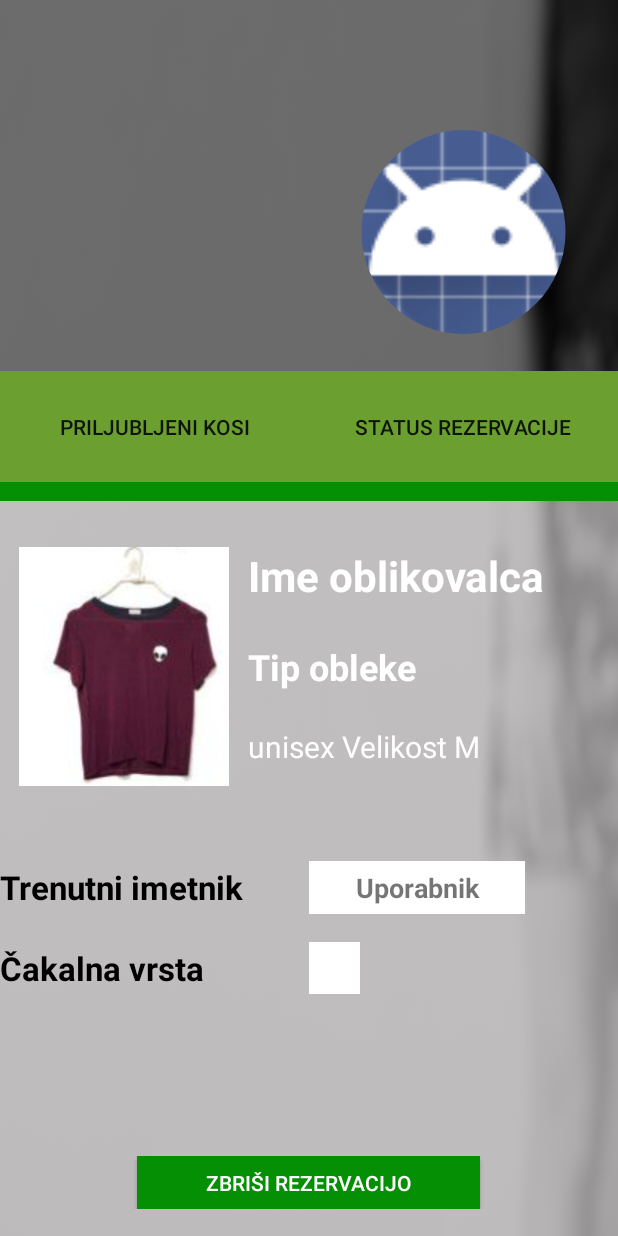
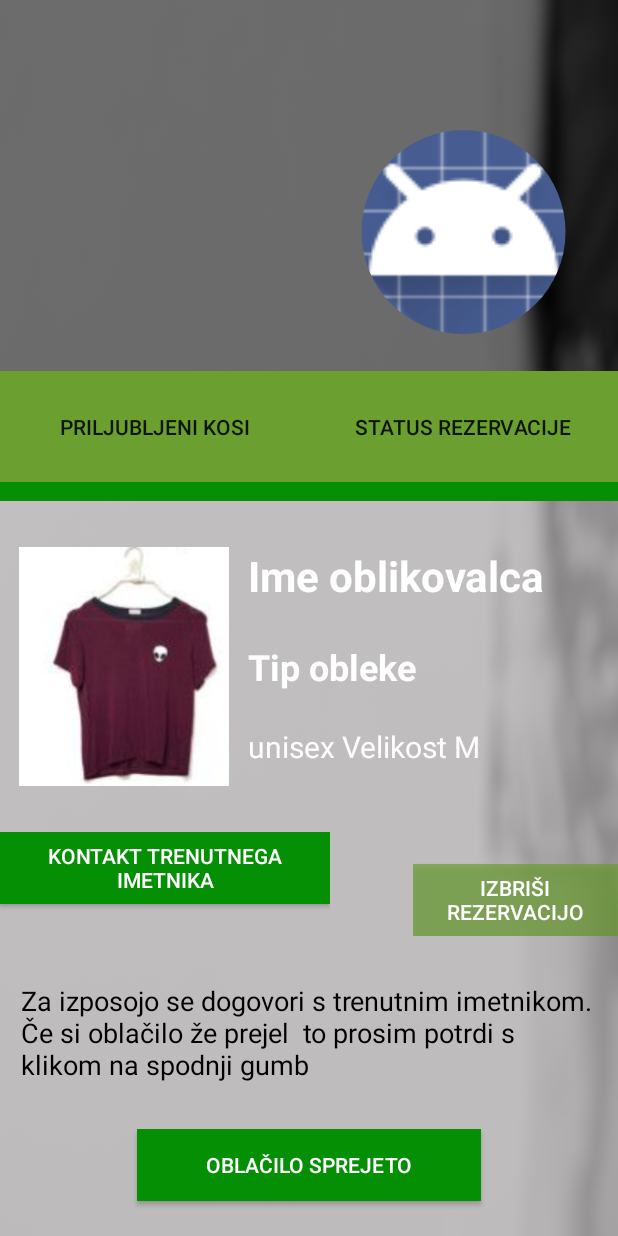
Before and after one commit to HarejJ/tshm_android, an Android app: the layout fragment_user_profile.xml on its own in the app's theme, with its tools: preview values and no code run, on a phone screen of 412 x 824 dp. Run offline under Robolectric (Android 15) with nearby library versions, the phone set to English and light mode, and no system bars.

Commit message:
izbris rezervacije popravek

```diff
--- a/app/src/main/java/com/example/nejc/tshm/UserProfileFragment.java
+++ b/app/src/main/java/com/example/nejc/tshm/UserProfileFragment.java
@@ -46,7 +46,7 @@ public class UserProfileFragment extends Fragment implements AsyncResponse {
     private LinearLayout withoutReservation,reservation,popular;
     private LinearLayout statusRezervacijeLL, statusOblacilaLL, statusOddanoLL, statusSprejetoLL;
     private Button galleryBtn,statusBtn,popularBtn,kontaktImetnika,kontaktPrejemnika;
-    private Button sprejemOblacila,oddajaOblacila,izbrisiRezervacijo,predajNaprej;
+    private Button sprejemOblacila,oddajaOblacila,izbrisiRezervacijo,predajNaprej, deleteReservation;
     public UserProfileFragment() {
         // Required empty public constructor
     }
@@ -87,7 +87,7 @@ public class UserProfileFragment extends Fragment implements AsyncResponse {
         name.setText(user.getName());
         mail.setText(user.getMail());
 
-
+        deleteReservation = (Button) view.findViewById(R.id.deleteReservation);
         sprejemOblacila = (Button) view.findViewById(R.id.SprejemOblacila);
         oddajaOblacila = (Button) view.findViewById(R.id.OddajaBtn);
         izbrisiRezervacijo = (Button) view.findViewById(R.id.DeleteReservationBtn);
@@ -229,7 +229,15 @@ public class UserProfileFragment extends Fragment implements AsyncResponse {
                         Dialog.networkErrorDialog(context).show();
                     }
                     break;
-
+                case R.id.deleteReservation:
+                    if(NetworkUtils.isNetworkConnected(context)) {
+                        restTask = new RESTCallTask("deleteReservation",user.getUsername(),user.getPassword(),user.getReservedDress().getId_obleka(),view);
+                        restTask.delegate = asyncResponse;
+                        restTask.execute("POST", String.format("deleteReservation"));
+                    } else {
+                        Dialog.networkErrorDialog(context).show();
+                    }
+                    break;
                 case R.id.kontaktImetnika:if(NetworkUtils.isNetworkConnected(context)) {
                     restTask = new RESTCallTask("kontaktImetnika",user.getUsername(),user.getPassword(),user.getReservedDress().getId_obleka(),view);
                     restTask.delegate = asyncResponse;
--- a/app/src/main/res/layout/activity_enter.xml
+++ b/app/src/main/res/layout/activity_enter.xml
@@ -15,7 +15,7 @@
             android:layout_width="match_parent"
             android:layout_height="wrap_content"
             android:layout_weight="3"
-            android:background="@drawable/background"
+            android:background="@drawable/backgroundd"
             android:orientation="vertical">
 
 
@@ -45,8 +45,8 @@
                         android:text="@string/app_name"
                         android:textAlignment="center"
                         android:textColor="#FFFFFF"
-                        android:textStyle="bold|italic"
-                        android:textSize="25dp"/>
+                        android:textSize="25dp"
+                        android:textStyle="bold|italic" />
                 </LinearLayout>
 
                 <LinearLayout
--- a/app/src/main/res/layout/fragment_clothes.xml
+++ b/app/src/main/res/layout/fragment_clothes.xml
@@ -440,8 +440,8 @@
 
                         <ImageView
                             android:id="@+id/oznake"
-                            android:layout_width="wrap_content"
-                            android:layout_height="wrap_content"
+                            android:layout_width="match_parent"
+                            android:layout_height="match_parent"
                             android:layout_weight="0.8"
                             app:srcCompat="@drawable/oznake_3" />
                     </LinearLayout>
--- a/app/src/main/res/layout/fragment_user_profile.xml
+++ b/app/src/main/res/layout/fragment_user_profile.xml
@@ -607,7 +607,7 @@
                         android:layout_height="match_parent"
                         android:layout_weight="0.6"
                         android:orientation="vertical"
-                        android:visibility="visible"
+                        android:visibility="gone"
                         android:weightSum="3">
 
                         <LinearLayout
@@ -846,23 +846,29 @@
                         android:layout_height="match_parent"
                         android:layout_weight="0.6"
                         android:orientation="vertical"
-                        android:visibility="gone"
+                        android:visibility="visible"
+                        android:weightSum="3">
+
+                        <LinearLayout
+                            android:layout_width="match_parent"
+                            android:layout_height="match_parent"
+                            android:layout_weight="0.4"
+                            android:orientation="vertical"
                             android:weightSum="2">
 
                             <LinearLayout
                                 android:layout_width="match_parent"
                                 android:layout_height="match_parent"
-                            android:layout_weight="0.7"
-                            android:orientation="vertical"
+                                android:layout_weight="1.3"
+                                android:gravity="center"
+                                android:orientation="horizontal"
                                 android:weightSum="3">
 
                                 <LinearLayout
                                     android:layout_width="match_parent"
                                     android:layout_height="match_parent"
-                                android:layout_weight="2"
-                                android:gravity="center"
-                                android:orientation="horizontal"
-                                android:weightSum="3">
+                                    android:layout_weight="0.7"
+                                    android:orientation="horizontal">
 
                                     <Button
                                         android:id="@+id/kontaktImetnika"
@@ -870,27 +876,54 @@
                                         android:layout_height="wrap_content"
                                         android:layout_weight="1"
                                         android:background="@color/colorPrimaryDark"
-                                    android:text="Kontaktni podatki trenutnega imetnika"
+                                        android:text="Kontakt trenutnega imetnika"
                                         android:textColor="@color/common_google_signin_btn_text_dark_default" />
+
                                 </LinearLayout>
 
                                 <LinearLayout
                                     android:layout_width="match_parent"
                                     android:layout_height="match_parent"
+                                    android:layout_weight="1.3"
+                                    android:orientation="horizontal"></LinearLayout>
+
+                                <LinearLayout
+                                    android:layout_width="match_parent"
+                                    android:layout_height="match_parent"
                                     android:layout_weight="1"
+                                    android:orientation="horizontal">
+
+                                    <Button
+                                        android:id="@+id/deleteReservation"
+                                        android:layout_width="wrap_content"
+                                        android:layout_height="wrap_content"
+                                        android:layout_gravity="bottom"
+                                        android:layout_weight="1"
+                                        android:background="@color/colorPrimaryTransparent"
+                                        android:text="izbriši rezervacijo"
+                                        android:textColor="@color/common_google_signin_btn_text_dark_default"
+                                        android:textSize="14sp" />
+                                </LinearLayout>
+
+                            </LinearLayout>
+
+                            <LinearLayout
+                                android:layout_width="match_parent"
+                                android:layout_height="match_parent"
+                                android:layout_weight="0.7"
                                 android:orientation="horizontal"
                                 android:weightSum="3">
 
                                 <LinearLayout
                                     android:layout_width="match_parent"
                                     android:layout_height="match_parent"
-                                    android:layout_weight="1.35"
+                                    android:layout_weight="1.45"
                                     android:orientation="horizontal"></LinearLayout>
 
                                 <LinearLayout
                                     android:layout_width="match_parent"
                                     android:layout_height="match_parent"
-                                    android:layout_weight="0.3"
+                                    android:layout_weight="0.1"
                                     android:gravity="center_vertical"
                                     android:orientation="horizontal">
 
@@ -899,16 +932,15 @@
                                         android:layout_width="wrap_content"
                                         android:layout_height="wrap_content"
                                         android:layout_weight="1"
-                                        android:text="Če si oblačilo že prejel  to prosim potrdi s klikom na spodnji gumb "
+                                        android:text="Za izposojo se dogovori s trenutnim imetnikom. Če si oblačilo že prejel  to prosim potrdi s klikom na spodnji gumb "
                                         android:textColor="@color/common_google_signin_btn_text_dark_focused"
-                                        android:textSize="19sp"
-                                        android:textStyle="bold" />
+                                        android:textSize="18sp" />
                                 </LinearLayout>
 
                                 <LinearLayout
                                     android:layout_width="match_parent"
                                     android:layout_height="match_parent"
-                                    android:layout_weight="1.35"
+                                    android:layout_weight="1.45"
                                     android:orientation="horizontal"></LinearLayout>
 
                             </LinearLayout>
@@ -918,7 +950,7 @@
                         <LinearLayout
                             android:layout_width="match_parent"
                             android:layout_height="match_parent"
-                            android:layout_weight="1.5"
+                            android:layout_weight="1.15"
                             android:gravity="center_horizontal"
                             android:orientation="horizontal"
                             android:weightSum="3">
@@ -933,6 +965,13 @@
                                 android:textColor="@color/common_google_signin_btn_text_dark_default" />
 
                         </LinearLayout>
+
+                        <LinearLayout
+                            android:layout_width="match_parent"
+                            android:layout_height="match_parent"
+                            android:layout_weight="1.45"
+                            android:orientation="horizontal"></LinearLayout>
+
                     </LinearLayout>
                 </LinearLayout>
 
```
Also changed, not shown: app/src/main/res/drawable/backgroundd.jpg (added), 7 other files. Lines whose indentation alone changed are shown as unchanged.
